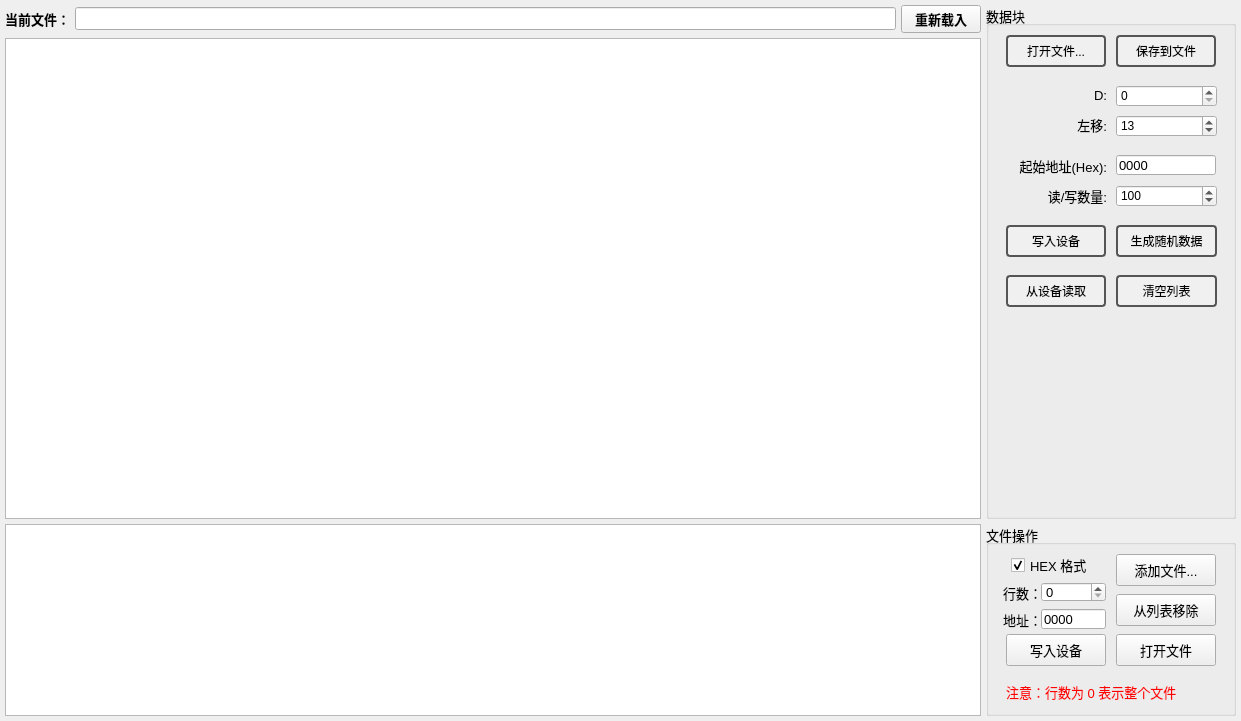
Before: the Qt Designer form RegRam/FrameRamManager.ui in wlffeng2008/TCLDebugTool, drawn with Qt 5.
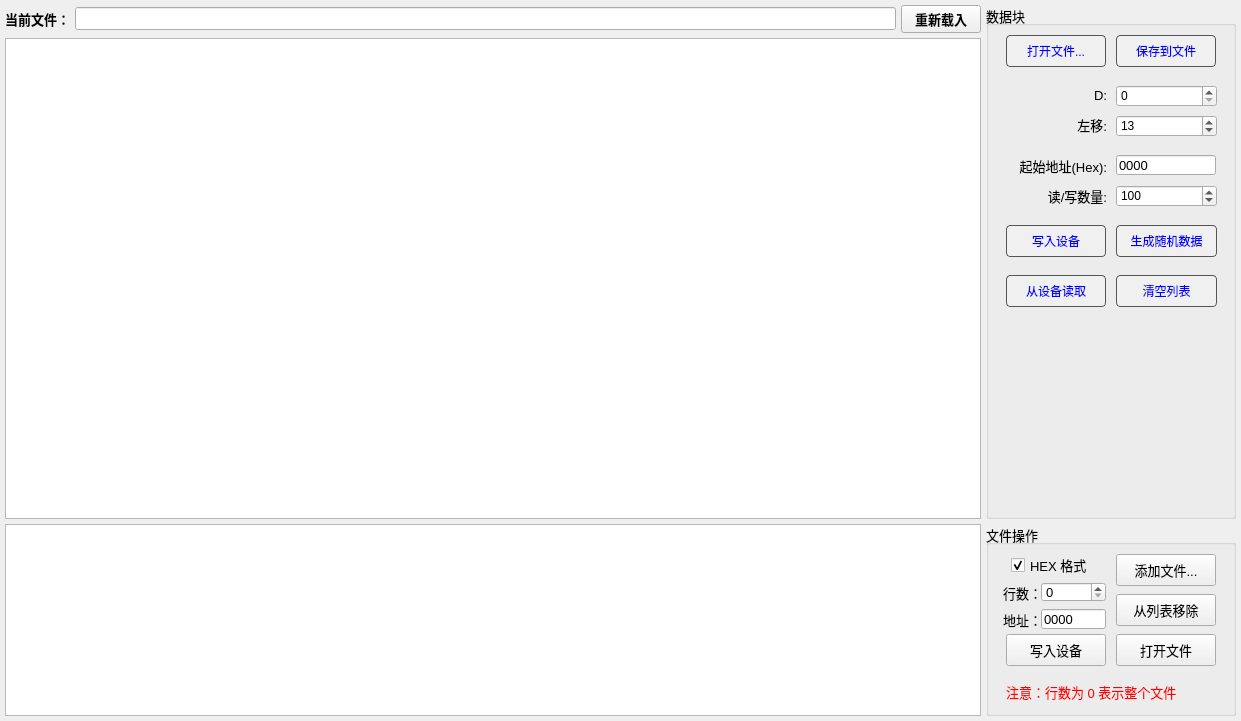
After: the same form once the commit is applied.

What changed in the file:
```diff
--- a/RegRam/FrameRamManager.ui
+++ b/RegRam/FrameRamManager.ui
@@ -121,10 +121,11 @@
          </property>
          <property name="styleSheet">
           <string notr="true">QPushButton {
-    border: 2px solid #555555;
+    border: 1px solid #555555;
     border-radius: 4px;
-    padding: 4px 4px;
+    padding: 2px 2px;
     background-color: #f0f0f0;
+	color:blue;
 }</string>
          </property>
          <property name="title">
```
